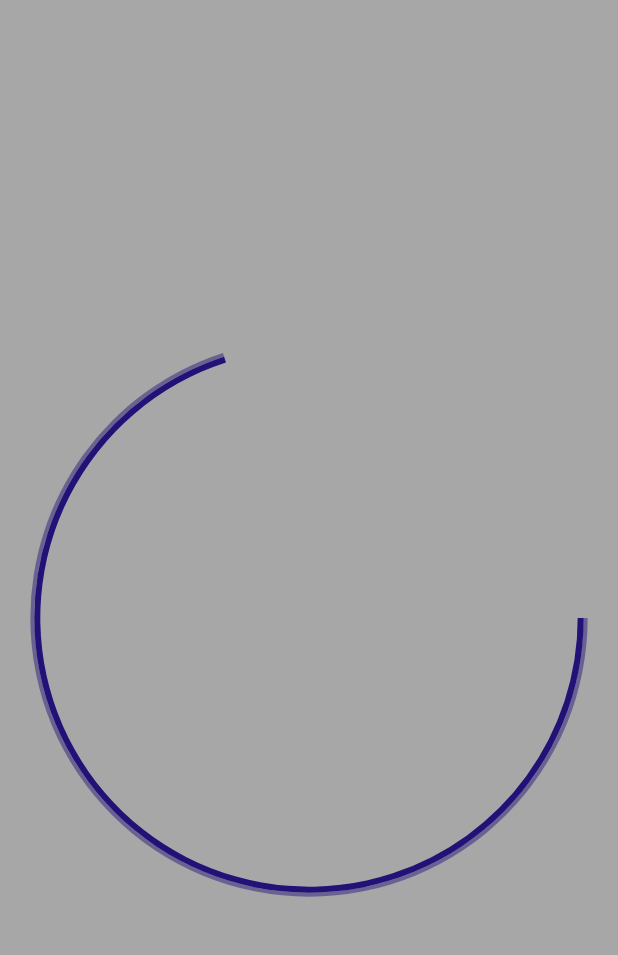
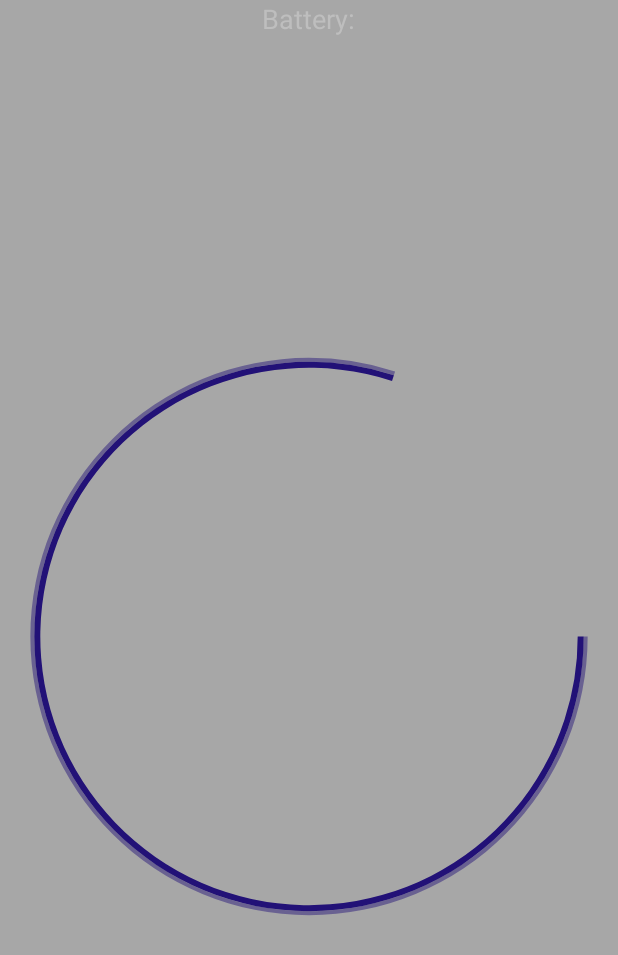
Before and after one commit to SebastianKumor/HandIn4MobI1, an Android app: the layout battery_widget.xml on its own in the app's theme, with its tools: preview values and no code run, on a phone screen of 412 x 824 dp. Shown: the top 955 px of the screen. Run offline under Robolectric (Android 15) with nearby library versions, the phone set to English and light mode, and no system bars.

Commit message:
fix widget

```diff
--- a/app/src/main/AndroidManifest.xml
+++ b/app/src/main/AndroidManifest.xml
@@ -9,7 +9,7 @@
     <uses-permission android:name="android.permission.CAMERA" />
 
     <uses-feature android:name="android.hardware.camera.autofocus" />
-
+    <uses-permission android:name="android.permission.READ_EXTERNAL_STORAGE" />
     <uses-permission android:name="android.permission.WRITE_EXTERNAL_STORAGE" />
 
     <application
--- a/app/src/main/java/com/corporation/tvm/handin4camera/battery_widget.java
+++ b/app/src/main/java/com/corporation/tvm/handin4camera/battery_widget.java
@@ -26,7 +26,6 @@ public class battery_widget extends AppWidgetProvider {
     private static final String ACTION_BATTERY_UPDATE = "android.appwidget.battery.action.UPDATE";
     private int batteryLevel = 0;
 
-
     @Override
     public void onUpdate(Context context, AppWidgetManager appWidgetManager, int[] appWidgetIds) {
         super.onUpdate(context, appWidgetManager, appWidgetIds);
@@ -34,12 +33,7 @@ public class battery_widget extends AppWidgetProvider {
         // Sometimes when the phone is booting, onUpdate method gets called before onEnabled()
         int currentLevel = calculateBatteryLevel(context);
         if (batteryChanged(currentLevel)) {
-            //      add current consumption for  5 minutes into array
-
-
             batteryLevel = currentLevel;
-
-
         }
         updateViews(context);
     }
@@ -69,7 +63,9 @@ public class battery_widget extends AppWidgetProvider {
         PendingIntent pendingIntent = PendingIntent.getBroadcast(context, 0, intent, 0);
 
         if (turnOn) { // Add extra 1 sec because sometimes ACTION_BATTERY_CHANGED is called after the first alarm
-            alarmManager.setInexactRepeating(AlarmManager.ELAPSED_REALTIME, SystemClock.elapsedRealtime(), 60 * 1000, pendingIntent);        } else {
+            //update battery info every minute - could drain more battery - in real world app we would probably have to update it less frequently
+            alarmManager.setInexactRepeating(AlarmManager.ELAPSED_REALTIME, SystemClock.elapsedRealtime(), 60 * 1000, pendingIntent);
+        } else {
             alarmManager.cancel(pendingIntent);
         }
     }
@@ -85,7 +81,7 @@ public class battery_widget extends AppWidgetProvider {
     private void updateViews(Context context) {
         RemoteViews views = new RemoteViews(context.getPackageName(), R.layout.battery_widget);
         views.setTextViewText(R.id.batteryText, batteryLevel + "%");
-
+        views.setProgressBar(R.id.batteryProgress, 100, batteryLevel, false);
 
         ComponentName componentName = new ComponentName(context, battery_widget.class);
         AppWidgetManager appWidgetManager = AppWidgetManager.getInstance(context);
@@ -104,23 +100,4 @@ public class battery_widget extends AppWidgetProvider {
             }
         }
     }
-
-//    public int getAvgConsumption() {
-//        int allConsumptions = 0;
-//        for(int i=0;i<consumption.size();i++) {
-//            allConsumptions += consumption.get(i);
-//        }
-//        return allConsumptions/consumption.size();
-//    }
-//
-//    public int getCountOfIntervalsTilDepletion(int avg, int batteryLevel) {
-//        double tempBatteryLevel = batteryLevel;
-//        int count = 0;
-//        while (tempBatteryLevel > 0)
-//        {
-//            tempBatteryLevel = tempBatteryLevel - avg;
-//            count++;
-//        }
-//        return count;
-//    }
 }
--- a/app/src/main/res/layout/battery_widget.xml
+++ b/app/src/main/res/layout/battery_widget.xml
@@ -3,6 +3,16 @@
     android:layout_width="match_parent"
     android:layout_height="match_parent"
     android:background="#55000000">
+
+    <TextView
+        android:textIsSelectable="false"
+        android:text="Battery:"
+        android:id="@+id/batteryHeader"
+        android:layout_centerHorizontal="true"
+        android:layout_height="wrap_content"
+        android:layout_width="wrap_content"
+        android:textColor="@android:color/secondary_text_dark"
+        android:textSize="18sp" />
 
     <TextView
         android:textIsSelectable="false"
@@ -12,44 +22,18 @@
         android:layout_height="wrap_content"
         android:layout_width="wrap_content"
         android:padding="6dp"
-        android:textColor="#ffffff"
-        android:textSize="21sp" />
+        android:textColor="@android:color/secondary_text_dark"
+        android:textSize="20sp" />
 
     <ProgressBar
         android:id="@+id/batteryProgress"
         style="?android:attr/progressBarStyleHorizontal"
-        android:layout_width="fill_parent"
-        android:layout_height="fill_parent"
-        android:layout_centerVertical="true"
+        android:layout_width="match_parent"
+        android:layout_height="match_parent"
+        android:layout_below="@id/batteryHeader"
         android:layout_centerHorizontal="true"
         android:max="100"
-        android:progress="70"
+        android:progress="80"
         android:progressDrawable="@drawable/circ_layer" />
 
-    <TextView
-        android:textIsSelectable="false"
-        android:id="@+id/timeEstimate"
-        android:layout_below="@id/batteryText"
-        android:layout_centerHorizontal="true"
-        android:layout_centerVertical="true"
-        android:layout_height="wrap_content"
-        android:layout_width="wrap_content"
-        android:padding="6dp"
-        android:textColor="#ffffff"
-        android:textSize="19sp" />
-
-    <!--   <ImageView
-        android:id="@+id/imageView"
-        android:layout_width="0dp"
-        android:layout_height="match_parent"
-        android:layout_weight="1"
-        android:src="@drawable/aa"/>
-
-    <Button
-        android:id="@+id/actionButton"
-        android:layout_width="0dp"
-        android:layout_height="match_parent"
-        android:layout_weight="1.3"
-        android:text="Refresh"/>    -->
-
 </RelativeLayout>
--- a/app/src/main/res/xml/battery_widget_info.xml
+++ b/app/src/main/res/xml/battery_widget_info.xml
@@ -6,5 +6,5 @@
     android:initialLayout="@layout/battery_widget"
     android:resizeMode="none"
     android:widgetCategory="home_screen|keyguard"
-    android:previewImage="@drawable/example_appwidget_preview">
+    android:previewImage="@drawable/widget_preview">
 </appwidget-provider>
```
Also changed, not shown: app/src/main/res/drawable-nodpi/example_appwidget_preview.png (deleted), app/src/main/res/drawable-nodpi/widget_preview.png (added).
